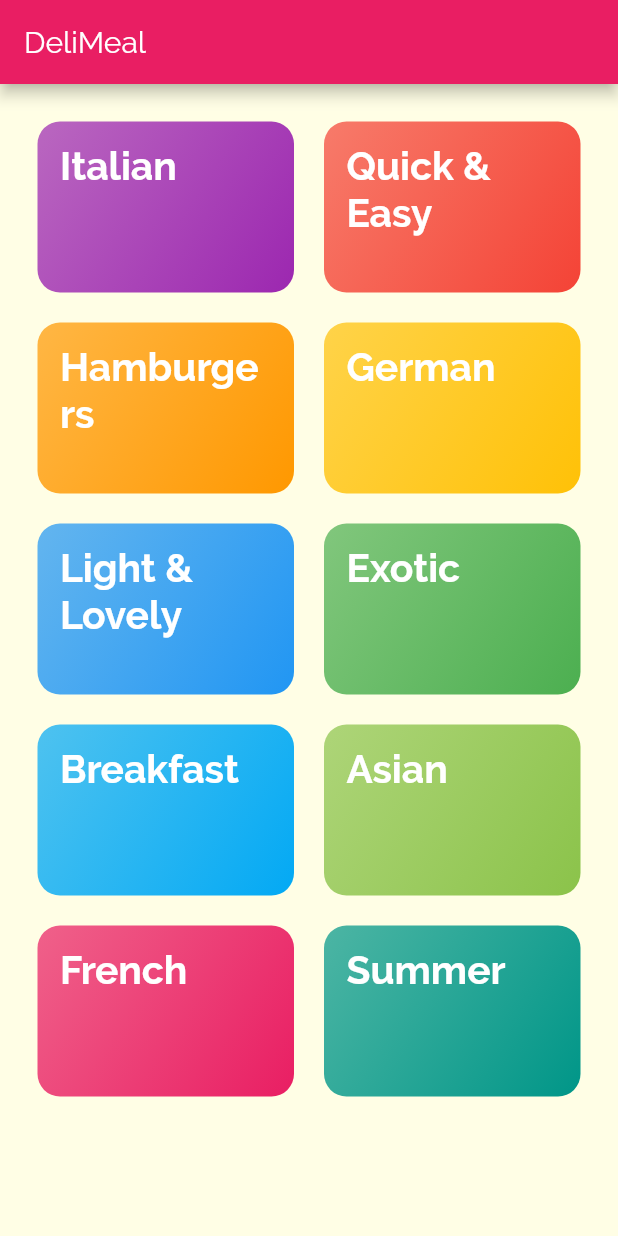
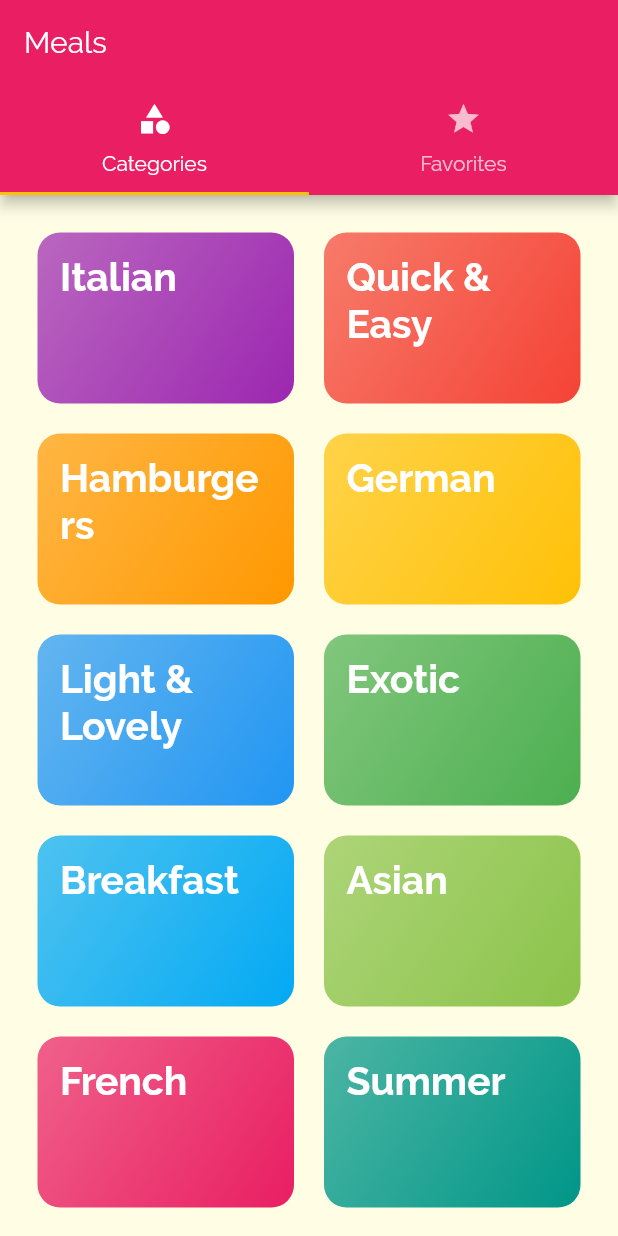
Before and after one commit to obelix74/meals, a Flutter app: the screen it shows after launch, on a phone screen of 412 x 824 dp. Run offline on Flutter 3.47's test engine with Material 2 defaults, Android fonts, the phone set to English and light mode, and no system bars.

Commit message:
Top tab bar

```diff
--- a/lib/main.dart
+++ b/lib/main.dart
@@ -1,6 +1,9 @@
 import 'package:flutter/material.dart';
 import 'package:flutter_complete_guide/screens/category_meals.dart';
+import 'package:flutter_complete_guide/screens/meal_detail_screen.dart';
 import 'screens/categories_screen.dart';
+import 'screens/meal_detail_screen.dart';
+import 'screens/tab_screen.dart';
 import 'screens/category_meals.dart';
 
 void main() => runApp(MyApp());
@@ -23,8 +26,18 @@ class MyApp extends StatelessWidget {
       ),
       // home: CategoriesScreen(),
       routes: {
-        '/': (ctx) => CategoriesScreen(),
+        '/': (ctx) => TabScreen(),
         CategoryMeals.routeName: (ctx) => CategoryMeals(),
+        MealDetailScreen.routeName: (ctx) => MealDetailScreen(),
+      },
+      // onGenerateRoute: (settings) {
+      //   print(settings.arguments);
+      //   return MaterialPageRoute(
+      //     builder: (ctx) => CategoriesScreen(),
+      //   );
+      // },
+      onUnknownRoute: (settings) {
+        return MaterialPageRoute(builder: (ctx) => CategoriesScreen());
       },
     );
   }
--- a/lib/screens/categories_screen.dart
+++ b/lib/screens/categories_screen.dart
@@ -5,9 +5,7 @@ import '../widgets/category_item.dart';
 class CategoriesScreen extends StatelessWidget {
   @override
   Widget build(BuildContext context) {
-    return Scaffold(
-      appBar: AppBar(title: const Text('DeliMeal')),
-      body: GridView(
+    return GridView(
       padding: const EdgeInsets.all(25),
       children: DUMMY_CATEGORIES
           .map(
@@ -24,7 +22,6 @@ class CategoriesScreen extends StatelessWidget {
         crossAxisSpacing: 20,
         mainAxisSpacing: 20,
       ),
-      ),
     );
   }
 }
--- a/lib/screens/category_meals.dart
+++ b/lib/screens/category_meals.dart
@@ -27,6 +27,7 @@ class CategoryMeals extends StatelessWidget {
         itemBuilder: (ctx, index) {
           var categoryMeal = categoryMeals[index];
           return MealItem(
+            id: categoryMeal.id,
             title: categoryMeal.title,
             imageUrl: categoryMeal.imageUrl,
             complexity: categoryMeal.complexity,
--- /dev/null
+++ b/lib/screens/tab_screen.dart
@@ -0,0 +1,38 @@
+import 'package:flutter/material.dart';
+import 'package:flutter_complete_guide/screens/favorites_screen.dart';
+import './categories_screen.dart';
+
+import 'package:flutter_complete_guide/screens/categories_screen.dart';
+
+class TabScreen extends StatefulWidget {
+  TabScreen({Key key}) : super(key: key);
+
+  @override
+  _TabScreenState createState() => _TabScreenState();
+}
+
+class _TabScreenState extends State<TabScreen> {
+  @override
+  Widget build(BuildContext context) {
+    return DefaultTabController(
+      length: 2,
+      child: Scaffold(
+        appBar: AppBar(
+          title: Text('Meals'),
+          bottom: TabBar(
+            tabs: [
+              Tab(icon: Icon(Icons.category), text: 'Categories'),
+              Tab(icon: Icon(Icons.star), text: 'Favorites'),
+            ],
+          ),
+        ),
+        body: TabBarView(
+          children: [
+            CategoriesScreen(),
+            FavoritesScreen(),
+          ],
+        ),
+      ),
+    );
+  }
+}
```
Also changed, not shown: lib/screens/favorites_screen.dart (added, +12 -0 lines), lib/screens/meal_detail_screen.dart (added, +91 -0 lines), lib/widgets/meal_item.dart (+87 -4 lines). Lines whose indentation alone changed are shown as unchanged.
